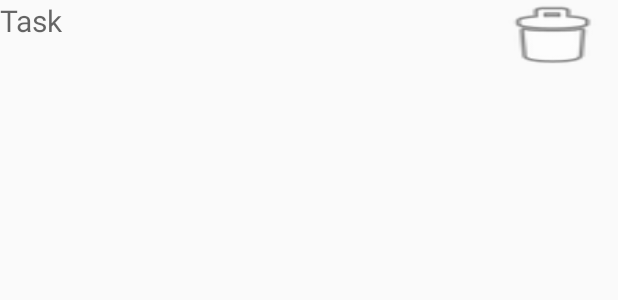
After one commit to diyaren/Motivator, an Android app: the layout item_todo.xml on its own in the app's theme, with its tools: preview values and no code run, on a phone screen of 412 x 824 dp. The commit adds this screen. Shown: the top 300 px of the screen. Run offline under Robolectric (Android 15) with nearby library versions, the phone set to English and light mode, and no system bars.

Commit message:
ToDo done

```diff
--- /dev/null
+++ b/app/src/main/res/layout/item_todo.xml
@@ -0,0 +1,29 @@
+<?xml version="1.0" encoding="utf-8"?>
+<RelativeLayout xmlns:android="http://schemas.android.com/apk/res/android"
+    android:layout_width="match_parent"
+    android:layout_height="match_parent"
+    xmlns:tools="http://schemas.android.com/tools"
+    android:layout_gravity="center_vertical"
+    tools:context="com.example.motivator.MainActivity">
+
+
+    <TextView
+        android:id="@+id/task_title"
+        android:layout_width="wrap_content"
+        android:layout_height="wrap_content"
+        android:layout_alignParentLeft="true"
+        android:layout_alignParentStart="true"
+        android:hint="Task"
+        android:textSize="20sp" />
+
+    <Button
+        android:id="@+id/task_delete"
+        android:layout_width="wrap_content"
+        android:layout_height="wrap_content"
+        android:layout_alignParentEnd="true"
+        android:layout_alignParentRight="true"
+        android:background="@android:drawable/ic_menu_delete"
+        android:onClick="deleteTask"/>
+
+
+</RelativeLayout>
```
Also changed, not shown: app/src/main/java/com/example/motivator/MainActivity.java (+129 -0 lines), app/src/main/java/com/example/motivator/TaskContract.java (added, +19 -0 lines), app/src/main/java/com/example/motivator/db/TaskDBHelper.java (added, +33 -0 lines), app/src/main/res/layout/activity_main.xml (+6 -9 lines), app/src/main/res/menu/main_menu.xml (added, +12 -0 lines).
